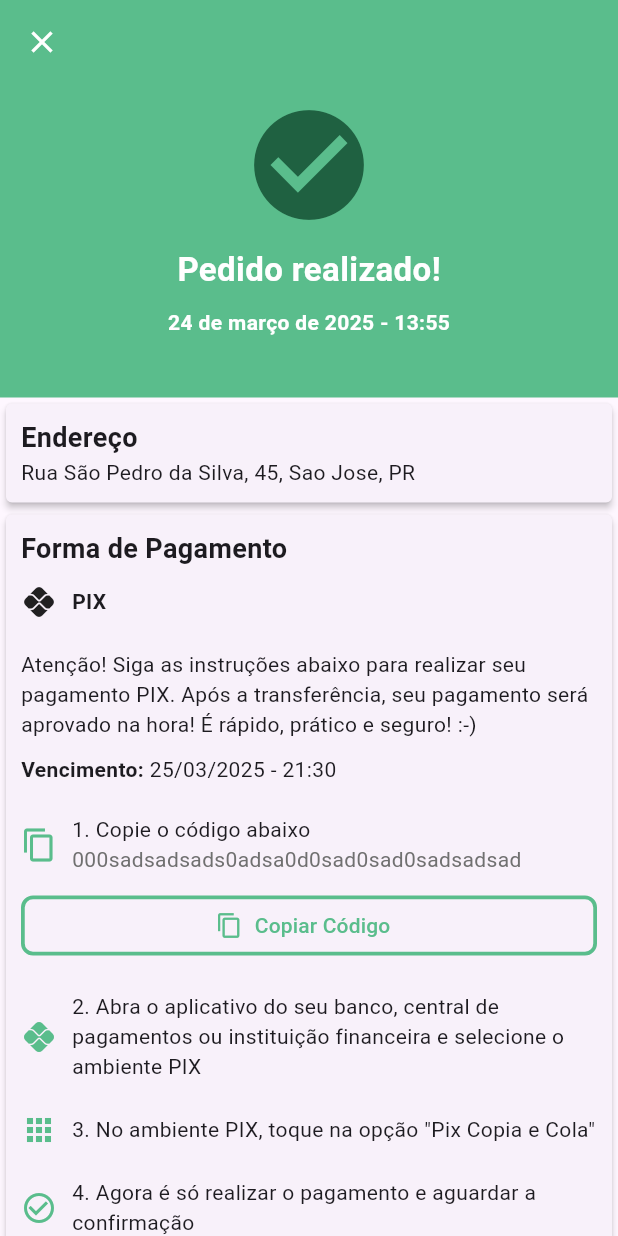
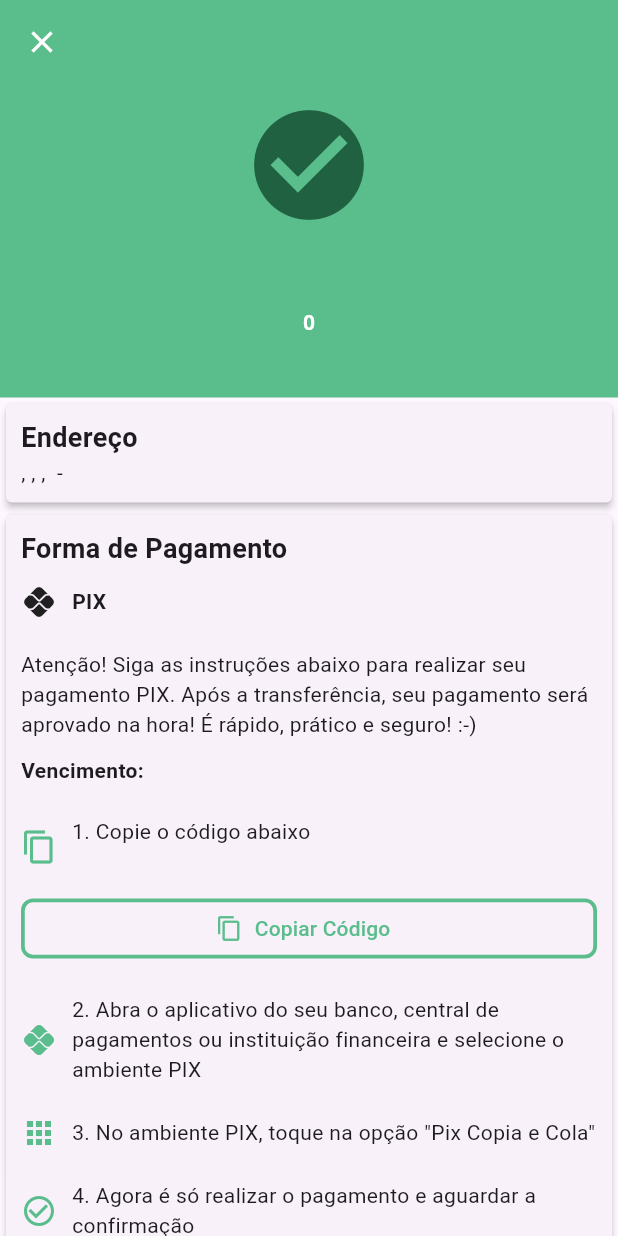
Before and after one commit to rubens23/App-Loja-de-Livros, a Flutter app: the CheckoutScreen3 screen opened directly with empty values, on a phone screen of 412 x 824 dp. Run offline on Flutter 3.47's test engine with Material 3 defaults, Android fonts, the phone set to English and light mode, and no system bars; our stand-ins replace flutter_secure_storage, flutter_svg, jwt_decoder; accounts and stored records are empty; network calls fail.

Commit message:
ajeitando o fluxo de gração do pedido

```diff
--- a/lib/data/order/OrderResponse.dart
+++ b/lib/data/order/OrderResponse.dart
@@ -13,10 +13,10 @@ class OrderResponse{
   final String orderStatus;
   final int? updatedAt;
   final int createdAt;
-  final String paymentId;
+  final List<String> paymentIds;
   final String paymentMethod;
 
-  OrderResponse({required this.id, required this.userId, required this.items, required this.totalAmount, required this.address, required this.orderStatus, required this.updatedAt, required this.createdAt, required this.paymentId, required this.paymentMethod});
+  OrderResponse({required this.id, required this.userId, required this.items, required this.totalAmount, required this.address, required this.orderStatus, required this.updatedAt, required this.createdAt, required this.paymentIds, required this.paymentMethod});
 
   factory OrderResponse.fromJson(Map<String, dynamic> json){
     List<OrderItemResponse> items = [];
@@ -27,6 +27,11 @@ class OrderResponse{
       items.add(OrderItemResponse.fromJson(itemJson));
     }
 
+    // Aqui, vamos extrair a lista de paymentIds diretamente do JSON
+    List<String> paymentIds = json['paymentIds'] != null
+        ? List<String>.from(json['paymentIds'])
+        : [];
+
     return OrderResponse(id: safeParse(json['id'], 'id', 'OrderResponse'),
         userId: safeParse(json['userId'], 'userId', 'OrderResponse'),
         items: items,
@@ -35,7 +40,7 @@ class OrderResponse{
         orderStatus: safeParse(json['orderStatus'], 'orderStatus', 'OrderResponse'),
         updatedAt: safeParse(json['updatedAt'], 'updatedAt', 'OrderResponse'),
         createdAt: safeParse(json['createdAt'], 'createdAt', 'OrderResponse'),
-        paymentId: safeParse(json['paymentId'], 'paymentId', 'OrderResponse'),
+        paymentIds: paymentIds,
         paymentMethod: safeParse(json['paymentMethod'], 'paymentMethod', 'OrderResponse'));
   }
 
--- a/lib/data/payment/pix/PixPaymentResponse.dart
+++ b/lib/data/payment/pix/PixPaymentResponse.dart
@@ -7,13 +7,16 @@ class PixPaymentResponse{
   final String? qrCode;
   final String? qrCodeBase64;
   final String? ticketUrl;
+  final int vencimento;
 
   PixPaymentResponse({required this.id,
     required this.status,
     required this.statusDetail,
     required this.qrCode,
     required this.qrCodeBase64,
-    required this.ticketUrl});
+    required this.ticketUrl,
+    required this.vencimento,
+  });
 
   factory PixPaymentResponse.fromJson(Map<String, dynamic> json){
     return PixPaymentResponse(id: safeParse(json['id'], 'id', 'PixPaymentResponse'),
@@ -21,7 +24,8 @@ class PixPaymentResponse{
         statusDetail: safeParse(json['statusDetail'], 'statusDetail', 'PixPaymentResponse'),
         qrCode: safeParse(json['qrCode'], 'qrCode', 'PixPaymentResponse'),
         qrCodeBase64: safeParse(json['qrCodeBase64'], 'qrCodeBase64', 'PixPaymentResponse'),
-        ticketUrl: safeParse(json['ticketUrl'], 'ticketUrl', 'PixPaymentResponse'));
+        ticketUrl: safeParse(json['ticketUrl'], 'ticketUrl', 'PixPaymentResponse'),
+        vencimento: safeParse(json['vencimento'], 'vencimento', 'PixPaymentResponse'));
   }
 
   Map<String, dynamic> toJson() {
@@ -32,6 +36,7 @@ class PixPaymentResponse{
       'qrCode': qrCode,
       'qrCodeBase64': qrCodeBase64,
       'ticketUrl': ticketUrl,
+      'vencimento': vencimento
     };
   }
 
--- a/lib/ui/CheckoutScreen3.dart
+++ b/lib/ui/CheckoutScreen3.dart
@@ -1,8 +1,10 @@
 import 'package:flutter/cupertino.dart';
 import 'package:flutter/material.dart';
+import 'package:wordpress_book_app/data/payment/PaymentRepository.dart';
 import 'package:wordpress_book_app/ui/colors.dart';
 
 import '../data/order/OrderResponse.dart';
+import '../data/payment/pix/PixPaymentResponse.dart';
 import 'MyHomePage.dart';
 
 class CheckoutScreen3 extends StatefulWidget{
@@ -18,8 +20,17 @@ class CheckoutScreen3 extends StatefulWidget{
 }
 
 class _CheckoutScreen3State extends State<CheckoutScreen3>{
+  final paymentRepository = PaymentRepository();
+  PixPaymentResponse? _paymentDetails;
 
   String formaDePagamento = "Pix";
+
+  @override
+  void initState() {
+    // TODO: implement initState
+    super.initState();
+    //_fetchPaymentDetails(widget.order.paymentId);
+  }
 
   @override
   Widget build(BuildContext context) {
@@ -45,12 +56,13 @@ class _CheckoutScreen3State extends State<CheckoutScreen3>{
                     child: Icon(Icons.check_circle, color: AppColors.darkerGreen, size: 88,),
                   ),
                   SizedBox(height: 10,),
-                  Text("Pedido realizado!", style: TextStyle(fontFamily: 'Roboto',
+                  Text(widget.order.orderStatus, style: TextStyle(fontFamily: 'Roboto',
                   fontWeight: FontWeight.bold,
                   fontSize: 22,
                   color: Colors.white),),
                   SizedBox(height: 10,),
-                  Text("24 de março de 2025 - 13:55", style: TextStyle(fontFamily: 'Roboto',
+                  //formato esperado "24 de março de 2025 - 13:55"
+                  Text(widget.order.createdAt.toString(), style: TextStyle(fontFamily: 'Roboto',
                       fontWeight: FontWeight.bold,
                       fontSize: 14,
                       color: Colors.white),),
@@ -67,7 +79,7 @@ class _CheckoutScreen3State extends State<CheckoutScreen3>{
                     shape: RoundedRectangleBorder(
                       borderRadius: BorderRadius.circular(4),
                     ),
-                    child: const Padding(
+                    child: Padding(
                       padding: EdgeInsets.all(10),
                       child: Column(
                       crossAxisAlignment: CrossAxisAlignment.start,
@@ -80,7 +92,7 @@ class _CheckoutScreen3State extends State<CheckoutScreen3>{
                               fontSize: 18,
                               ),),
                         ),
-                        Text("Rua São Pedro da Silva, 45, Sao Jose, PR", style: TextStyle(fontFamily: 'Roboto',
+                        Text("${widget.order.address.street}, ${widget.order.address.city}, ${widget.order.address.state}, ${widget.order.address.country} - ${widget.order.address.postalCode}", style: TextStyle(fontFamily: 'Roboto',
                             fontWeight: FontWeight.normal,
                             fontSize: 14,
                             ),),
@@ -133,8 +145,9 @@ class _CheckoutScreen3State extends State<CheckoutScreen3>{
                                           fontWeight: FontWeight.bold,
                                           fontSize: 14,
                                         ),),
+                                        //formato vencimento: "25/03/2025 - 21:30"
 
-                                        Text("25/03/2025 - 21:30", style: TextStyle(fontFamily: 'Roboto',
+                                        Text(_paymentDetails?.vencimento.toString() ?? '', style: TextStyle(fontFamily: 'Roboto',
                                           fontWeight: FontWeight.normal,
                                           fontSize: 14,
                                         ),),
@@ -152,7 +165,7 @@ class _CheckoutScreen3State extends State<CheckoutScreen3>{
                                               fontWeight: FontWeight.normal,
                                               fontSize: 14,
                                             ),),
-                                            Text("000sadsadsads0adsa0d0sad0sad0sadsadsad", style: TextStyle(fontFamily: 'Roboto',
+                                            Text(_paymentDetails?.qrCode ?? '', style: TextStyle(fontFamily: 'Roboto',
                                               fontWeight: FontWeight.normal,
                                               fontSize: 14,
                                               color: AppColors.primaryTextColor
@@ -285,4 +298,23 @@ class _CheckoutScreen3State extends State<CheckoutScreen3>{
     );
   }
 
+  void _fetchPaymentDetails(String paymentId) async{
+    try{
+      final paymentDetails = await paymentRepository.getPaymentDetails(
+          context,
+      paymentId,
+      );
+
+
+      //atualizar o estado com os dados de pagamento
+      setState(() {
+        _paymentDetails = paymentDetails;
+
+      });
+    }catch(e){
+      print("Erro ao buscar detalhes do pagamento: $e");
+
+    }
+  }
+
 }
```
Also changed, not shown: lib/data/api/ApiService.dart (+36 -0 lines), lib/data/order/OrderRequest.dart (+2 -5 lines), lib/data/payment/PaymentRepository.dart (+22 -5 lines), lib/ui/CheckoutScreen2.dart (+35 -19 lines).
